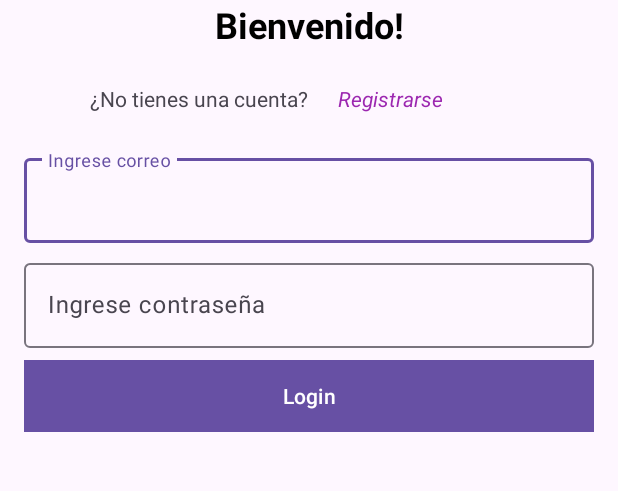
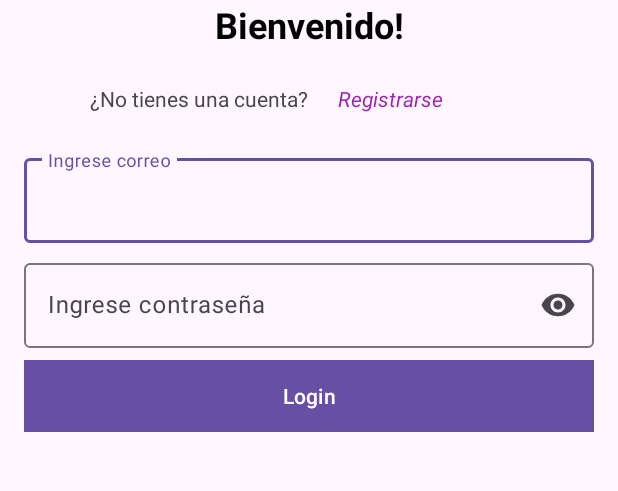
Before and after one commit to Santiago0212004/UniStyle, an Android app: the LoginActivity screen opened directly, with no data from a screen before it, on a phone screen of 412 x 824 dp, the part 467-958 px from its top. Run offline under Robolectric (Android 15) with nearby library versions, the phone set to English and light mode, and no system bars; our stand-ins replace Firebase (no records; nobody signed in at launch, a user with empty details on screens opened directly).

Commit message:
feat: ocultar contraseña en el login y boton para revelarla

```diff
--- a/app/src/main/res/layout/activity_login.xml
+++ b/app/src/main/res/layout/activity_login.xml
@@ -38,7 +38,8 @@
                 android:id="@+id/emailET"
                 android:layout_width="match_parent"
                 android:layout_height="wrap_content"
-                android:hint="Ingrese correo" />
+                android:hint="Ingrese correo"
+                android:inputType="textEmailAddress" />
         </com.google.android.material.textfield.TextInputLayout>
 
         <Space
@@ -48,13 +49,15 @@
         <com.google.android.material.textfield.TextInputLayout
             android:id="@+id/passwordInput"
             android:layout_width="match_parent"
-            android:layout_height="match_parent">
+            android:layout_height="match_parent"
+            app:endIconMode="password_toggle">
 
             <com.google.android.material.textfield.TextInputEditText
                 android:id="@+id/passET"
                 android:layout_width="match_parent"
                 android:layout_height="wrap_content"
-                android:hint="Ingrese contraseña" />
+                android:hint="Ingrese contraseña"
+                android:inputType="textPassword" />
         </com.google.android.material.textfield.TextInputLayout>
 
         <Space
@@ -109,5 +112,4 @@
         app:layout_constraintTop_toBottomOf="@+id/textView"
         app:layout_constraintVertical_bias="0.489" />
 
-
 </androidx.constraintlayout.widget.ConstraintLayout>
```
